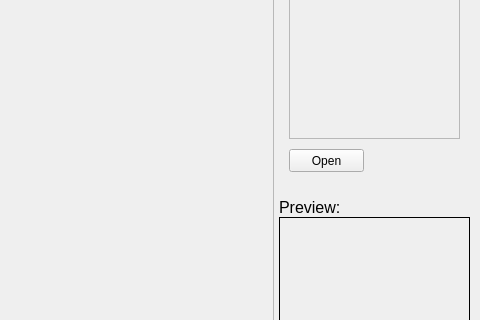
The window that RTIe/RTIe_builder/marble_Detection.ui (Super-SaiyanSandwich/ECMM427) describes before a commit, drawn with Qt 5; both pictures show x 771 to 1251 and y 283 to 603 of the 1251 by 739 pixel window.
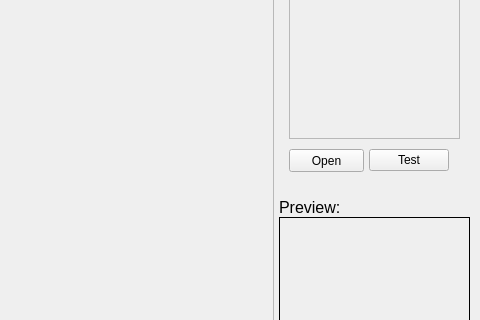
The same window after the commit. The open tabs and pages were chosen to show the change.

Commit message: Marble detection working

Diff of the .ui file:
```diff
--- a/RTIe/RTIe_builder/marble_Detection.ui
+++ b/RTIe/RTIe_builder/marble_Detection.ui
@@ -567,6 +567,19 @@
           <string>Open</string>
          </property>
         </widget>
+        <widget class="QPushButton" name="test_Button">
+         <property name="geometry">
+          <rect>
+           <x>90</x>
+           <y>310</y>
+           <width>80</width>
+           <height>22</height>
+          </rect>
+         </property>
+         <property name="text">
+          <string>Test</string>
+         </property>
+        </widget>
        </widget>
       </widget>
      </item>
```
Left out of the diff: 2 changed lines with no effect on the pictures. The commit also changes 8 other files.
